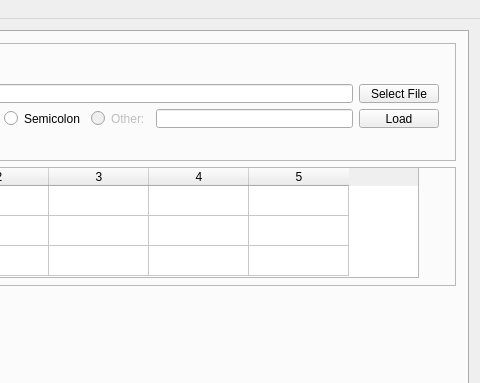
Above: Qt/mainwindow.ui from Anders1232/GWR_BR before the change; both pictures show x 186 to 666 and y 0 to 383 of the 666 by 480 pixel window. Below: the same form after it.
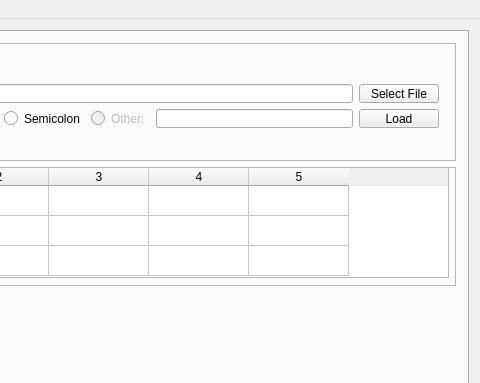
That is the form after the change.

Commit message: Agora a lista de variáveis temparárias tem tamanho fixo 1 e se tentar colocar alguma outra variável a variável selecionada é substituída

What changed in the file:
```diff
--- a/Qt/mainwindow.ui
+++ b/Qt/mainwindow.ui
@@ -169,7 +169,7 @@
             <rect>
              <x>10</x>
              <y>0</y>
-             <width>571</width>
+             <width>601</width>
              <height>111</height>
             </rect>
            </property>
```
Left out of the diff: 3 changed lines with no effect on the pictures. The commit also changes 1 other file.
